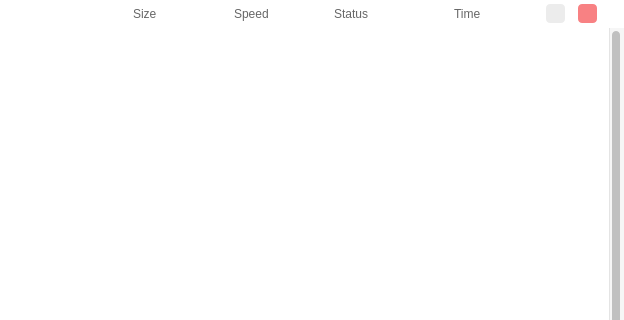
Above: src/MEGASync/gui/linux/TransfersWidget.ui from meganz/MEGAsync before the change; both pictures show x 185 to 809 and y 0 to 320 of the 809 by 642 pixel window. Below: the same form after it.
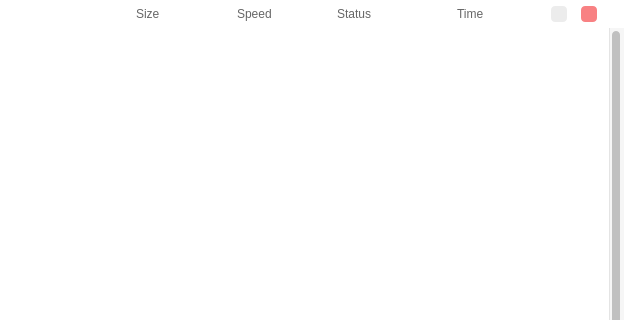
That is the form after the change. Icons and pictures are not drawn. Custom widgets are drawn as their Qt base class.

```diff
--- a/src/MEGASync/gui/linux/TransfersWidget.ui
+++ b/src/MEGASync/gui/linux/TransfersWidget.ui
@@ -80,7 +80,11 @@
 #wTableHeader QToolButton
 {
     height: 16px;
+    max-height: 16px;
+    min-height: 16px;
     width: 16px;
+    max-width: 16px;
+    min-width: 16px;
     border-radius: 4px;
     margin-right: 12px;
     qProperty-iconSize: 16px;
```
Left out of the diff: 2 changed lines with no effect on the pictures.
